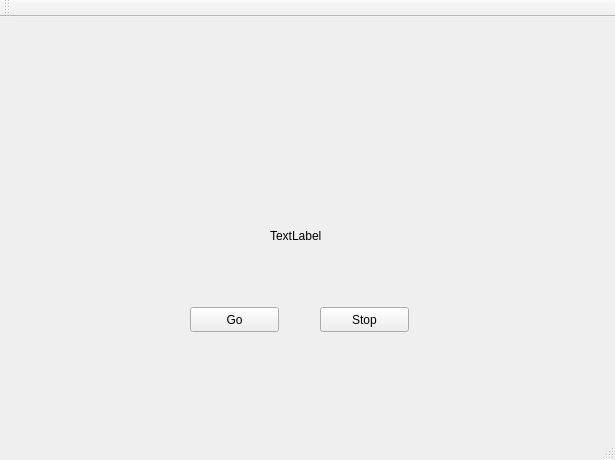
Above: QT/Image/mainwindow.ui from leejk91/CPlusPlus_Practice before the change. Below: the same form after it.
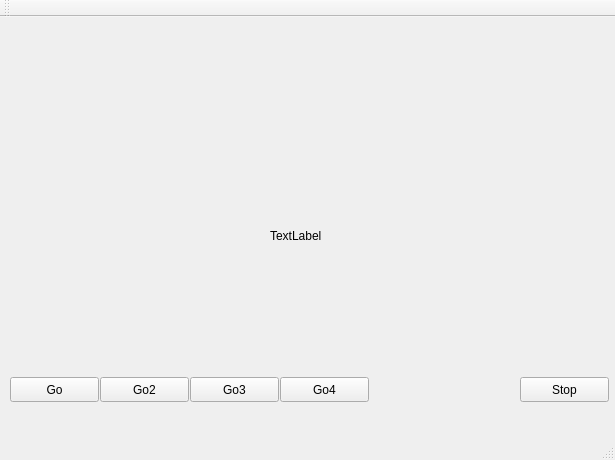
That is the form after the change.

```diff
--- a/QT/Image/mainwindow.ui
+++ b/QT/Image/mainwindow.ui
@@ -30,8 +30,8 @@
    <widget class="QPushButton" name="pushButton">
     <property name="geometry">
      <rect>
-      <x>190</x>
-      <y>290</y>
+      <x>10</x>
+      <y>360</y>
       <width>89</width>
       <height>25</height>
      </rect>
@@ -43,8 +43,8 @@
    <widget class="QPushButton" name="pushButton_2">
     <property name="geometry">
      <rect>
-      <x>320</x>
-      <y>290</y>
+      <x>520</x>
+      <y>360</y>
       <width>89</width>
       <height>25</height>
      </rect>
@@ -53,6 +53,45 @@
      <string>Stop</string>
     </property>
    </widget>
+   <widget class="QPushButton" name="pushButton_3">
+    <property name="geometry">
+     <rect>
+      <x>100</x>
+      <y>360</y>
+      <width>89</width>
+      <height>25</height>
+     </rect>
+    </property>
+    <property name="text">
+     <string>Go2</string>
+    </property>
+   </widget>
+   <widget class="QPushButton" name="pushButton_4">
+    <property name="geometry">
+     <rect>
+      <x>280</x>
+      <y>360</y>
+      <width>89</width>
+      <height>25</height>
+     </rect>
+    </property>
+    <property name="text">
+     <string>Go4</string>
+    </property>
+   </widget>
+   <widget class="QPushButton" name="pushButton_5">
+    <property name="geometry">
+     <rect>
+      <x>190</x>
+      <y>360</y>
+      <width>89</width>
+      <height>25</height>
+     </rect>
+    </property>
+    <property name="text">
+     <string>Go3</string>
+    </property>
+   </widget>
   </widget>
   <widget class="QMenuBar" name="menuBar">
    <property name="geometry">
```
